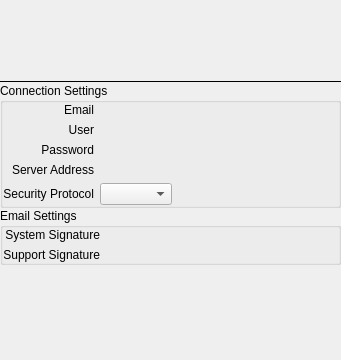
networkoptix/nx_open, file vms/client/nx_vms_client_desktop/src/nx/vms/client/desktop/system_administration/widgets/outgoing_mail_settings_widget.ui: the form before one commit.
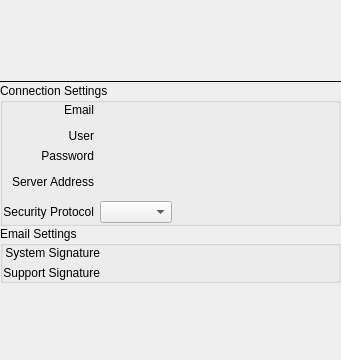
The form after the commit. Custom widgets are drawn as their Qt base class.

Commit message: VMS-35150: Fix keyboard navigation in the Outgoing Mail Settings dialog

The edit to the form file:
```diff
--- a/vms/client/nx_vms_client_desktop/src/nx/vms/client/desktop/system_administration/widgets/outgoing_mail_settings_widget.ui
+++ b/vms/client/nx_vms_client_desktop/src/nx/vms/client/desktop/system_administration/widgets/outgoing_mail_settings_widget.ui
@@ -163,36 +163,7 @@
         <property name="bottomMargin">
          <number>0</number>
         </property>
-        <item row="0" column="0">
-         <widget class="QLabel" name="emailLabel">
-          <property name="text">
-           <string>Email</string>
-          </property>
-          <property name="alignment">
-           <set>Qt::AlignRight|Qt::AlignTrailing|Qt::AlignVCenter</set>
-          </property>
-          <property name="buddy">
-           <cstring>emailInput</cstring>
-          </property>
-         </widget>
-        </item>
         <item row="2" column="0">
-         <widget class="QLabel" name="passwordLabel">
-          <property name="text">
-           <string>Password</string>
-          </property>
-          <property name="alignment">
-           <set>Qt::AlignRight|Qt::AlignTrailing|Qt::AlignVCenter</set>
-          </property>
-          <property name="buddy">
-           <cstring>passwordInput</cstring>
-          </property>
-         </widget>
-        </item>
-        <item row="2" column="1">
-         <widget class="nx::vms::client::desktop::PasswordInputField" name="passwordInput" native="true"/>
-        </item>
-        <item row="1" column="0">
          <widget class="QLabel" name="userLabel">
           <property name="text">
            <string>User</string>
@@ -200,8 +171,15 @@
           <property name="alignment">
            <set>Qt::AlignRight|Qt::AlignTrailing|Qt::AlignVCenter</set>
           </property>
-          <property name="buddy">
-           <cstring>userInput</cstring>
+         </widget>
+        </item>
+        <item row="7" column="0">
+         <widget class="QLabel" name="protocolLabel">
+          <property name="text">
+           <string>Security Protocol</string>
+          </property>
+          <property name="alignment">
+           <set>Qt::AlignRight|Qt::AlignTrailing|Qt::AlignVCenter</set>
           </property>
          </widget>
         </item>
@@ -218,7 +196,68 @@
           </property>
          </spacer>
         </item>
-        <item row="4" column="1">
+        <item row="0" column="1">
+         <widget class="nx::vms::client::desktop::InputField" name="emailInput" native="true">
+          <property name="focusPolicy">
+           <enum>Qt::StrongFocus</enum>
+          </property>
+         </widget>
+        </item>
+        <item row="5" column="1">
+         <widget class="nx::vms::client::desktop::InputField" name="serverAddressInput" native="true">
+          <property name="focusPolicy">
+           <enum>Qt::StrongFocus</enum>
+          </property>
+         </widget>
+        </item>
+        <item row="3" column="0">
+         <widget class="QLabel" name="passwordLabel">
+          <property name="text">
+           <string>Password</string>
+          </property>
+          <property name="alignment">
+           <set>Qt::AlignRight|Qt::AlignTrailing|Qt::AlignVCenter</set>
+          </property>
+         </widget>
+        </item>
+        <item row="5" column="0">
+         <widget class="QLabel" name="serverAddressLabel">
+          <property name="text">
+           <string>Server Address</string>
+          </property>
+          <property name="alignment">
+           <set>Qt::AlignRight|Qt::AlignTrailing|Qt::AlignVCenter</set>
+          </property>
+         </widget>
+        </item>
+        <item row="3" column="1">
+         <widget class="nx::vms::client::desktop::PasswordInputField" name="passwordInput" native="true">
+          <property name="focusPolicy">
+           <enum>Qt::StrongFocus</enum>
+          </property>
+         </widget>
+        </item>
+        <item row="1" column="1">
+         <widget class="QnWordWrappedLabel" name="emailInputHint" native="true"/>
+        </item>
+        <item row="0" column="0">
+         <widget class="QLabel" name="emailLabel">
+          <property name="text">
+           <string>Email</string>
+          </property>
+          <property name="alignment">
+           <set>Qt::AlignRight|Qt::AlignTrailing|Qt::AlignVCenter</set>
+          </property>
+         </widget>
+        </item>
+        <item row="2" column="1">
+         <widget class="nx::vms::client::desktop::InputField" name="userInput" native="true">
+          <property name="focusPolicy">
+           <enum>Qt::StrongFocus</enum>
+          </property>
+         </widget>
+        </item>
+        <item row="7" column="1">
          <layout class="QHBoxLayout" name="horizontalLayout">
           <property name="spacing">
            <number>0</number>
@@ -241,37 +280,11 @@
           </item>
          </layout>
         </item>
-        <item row="3" column="0">
-         <widget class="QLabel" name="serverAddressLabel">
-          <property name="text">
-           <string>Server Address</string>
-          </property>
-          <property name="alignment">
-           <set>Qt::AlignRight|Qt::AlignTrailing|Qt::AlignVCenter</set>
-          </property>
-          <property name="buddy">
-           <cstring>serverAddressInput</cstring>
-          </property>
-         </widget>
+        <item row="4" column="1">
+         <widget class="QnWordWrappedLabel" name="passwordInputHint" native="true"/>
         </item>
-        <item row="4" column="0">
-         <widget class="QLabel" name="protocolLabel">
-          <property name="text">
-           <string>Security Protocol</string>
-          </property>
-          <property name="alignment">
-           <set>Qt::AlignRight|Qt::AlignTrailing|Qt::AlignVCenter</set>
-          </property>
-         </widget>
-        </item>
-        <item row="0" column="1">
-         <widget class="nx::vms::client::desktop::InputField" name="emailInput" native="true"/>
-        </item>
-        <item row="1" column="1">
-         <widget class="nx::vms::client::desktop::InputField" name="userInput" native="true"/>
-        </item>
-        <item row="3" column="1">
-         <widget class="nx::vms::client::desktop::InputField" name="serverAddressInput" native="true"/>
+        <item row="6" column="1">
+         <widget class="QnWordWrappedLabel" name="serverAddressInputHint" native="true"/>
         </item>
        </layout>
       </widget>
@@ -305,9 +318,6 @@
           <property name="alignment">
            <set>Qt::AlignRight|Qt::AlignTrailing|Qt::AlignVCenter</set>
           </property>
-          <property name="buddy">
-           <cstring>supportSignatureInput</cstring>
-          </property>
          </widget>
         </item>
         <item row="0" column="0">
@@ -318,9 +328,6 @@
           <property name="alignment">
            <set>Qt::AlignRight|Qt::AlignTrailing|Qt::AlignVCenter</set>
           </property>
-          <property name="buddy">
-           <cstring>systemSignatureInput</cstring>
-          </property>
          </widget>
         </item>
         <item row="0" column="2">
@@ -337,10 +344,18 @@
          </spacer>
         </item>
         <item row="0" column="1">
-         <widget class="nx::vms::client::desktop::InputField" name="systemSignatureInput" native="true"/>
+         <widget class="nx::vms::client::desktop::InputField" name="systemSignatureInput" native="true">
+          <property name="focusPolicy">
+           <enum>Qt::StrongFocus</enum>
+          </property>
+         </widget>
         </item>
         <item row="1" column="1">
-         <widget class="nx::vms::client::desktop::InputField" name="supportSignatureInput" native="true"/>
+         <widget class="nx::vms::client::desktop::InputField" name="supportSignatureInput" native="true">
+          <property name="focusPolicy">
+           <enum>Qt::StrongFocus</enum>
+          </property>
+         </widget>
         </item>
        </layout>
       </widget>
@@ -381,6 +396,12 @@
    <header location="global">nx/vms/client/desktop/common/widgets/busy_indicator.h</header>
    <container>1</container>
   </customwidget>
+  <customwidget>
+   <class>QnWordWrappedLabel</class>
+   <extends>QWidget</extends>
+   <header location="global">ui/widgets/word_wrapped_label.h</header>
+   <container>1</container>
+  </customwidget>
  </customwidgets>
  <resources/>
  <connections/>
```
Left out of the diff: 9 changed lines with no effect on the pictures. The commit also changes 2 other files.
